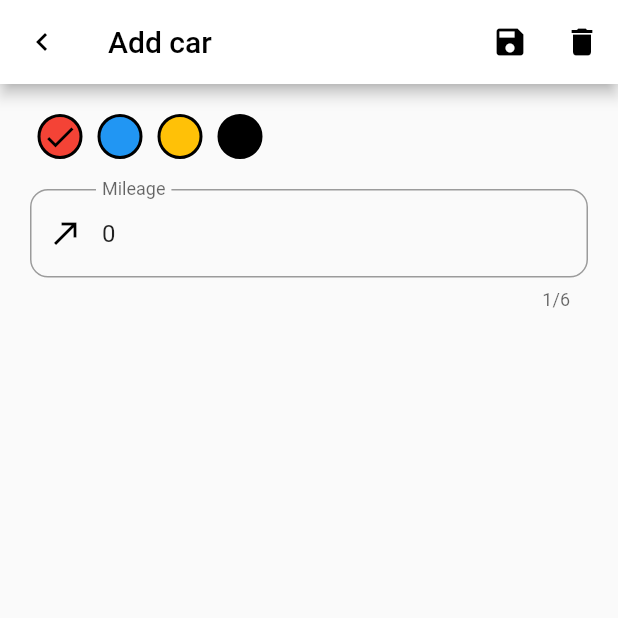
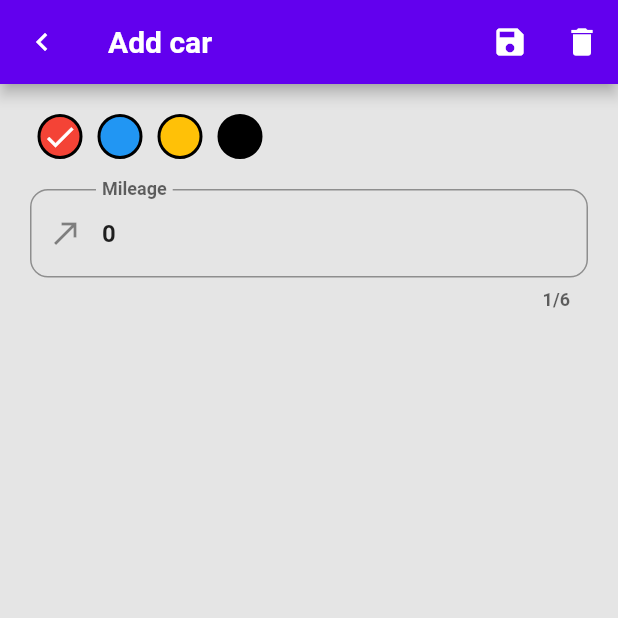
Before and after one commit to Kanikk/FlutterCarsApp, a Flutter app: the screen it shows after launch, after a tap on the "add" icon, on a phone screen of 412 x 824 dp, the top half of it. Run offline on Flutter 3.47's test engine with Material 2 defaults, Android fonts, the phone set to English and light mode, and no system bars; our stand-ins replace drift, shared_preferences; accounts and stored records are empty; generated files the repository leaves out were written again.

Commit message:
Dark theme

```diff
--- a/first_app/lib/main.dart
+++ b/first_app/lib/main.dart
@@ -1,9 +1,17 @@
 import 'package:first_app/database/car_database.dart';
 import 'package:first_app/screen/cars_list_page.dart';
 import 'package:flutter/material.dart';
+import 'package:flutter/services.dart';
 import 'package:provider/provider.dart';
+import 'package:first_app/theme/appThemes.dart';
 
-void main() {
+Future main() async {
+  WidgetsFlutterBinding.ensureInitialized();
+  await SystemChrome.setPreferredOrientations([
+    DeviceOrientation.portraitUp,
+    DeviceOrientation.portraitDown,
+  ]);
+
   runApp(const MyApp());
 }
 
@@ -12,13 +20,25 @@ class MyApp extends StatelessWidget {
 
   @override
   Widget build(BuildContext context) {
-    return Provider(
-      create: (context) => CarDatabase(),
-      child: const MaterialApp(
-        title: 'Cars in stock',
-        home: CarListPage(),
-        debugShowCheckedModeBanner: false,
-      ),
+    return MultiProvider(
+      providers: [
+        Provider(create: (context) => CarDatabase()),
+        ChangeNotifierProvider(
+          create: (context) => ThemeProvider(),
+        )
+      ],
+      builder: (context, _) {
+        final themeProvider = Provider.of<ThemeProvider>(context);
+        ;
+        return MaterialApp(
+          title: 'Cars in stock',
+          home: const CarListPage(),
+          debugShowCheckedModeBanner: false,
+          themeMode: themeProvider.themeMode,
+          theme: AppThemes.lightTheme,
+          darkTheme: AppThemes.darkTheme,
+        );
+      },
     );
   }
 }
--- a/first_app/lib/screen/cars_detail_page.dart
+++ b/first_app/lib/screen/cars_detail_page.dart
@@ -1,5 +1,4 @@
 import 'package:first_app/database/car_database.dart';
-import 'package:first_app/theme/appThemes.dart';
 import 'package:first_app/widgets/color_picker.dart';
 import 'package:flutter/material.dart';
 import 'package:provider/provider.dart';
@@ -60,7 +59,6 @@ class _CarDetailPageState extends State<CarDetailPage> {
                 labelText: "Mileage",
                 prefixIcon: const Icon(
                   Icons.call_made,
-                  color: Colors.black,
                 ),
                 border: OutlineInputBorder(
                   borderRadius: BorderRadius.circular(12),
@@ -76,36 +74,31 @@ class _CarDetailPageState extends State<CarDetailPage> {
 
   _getDetailAppBar() {
     return AppBar(
-      backgroundColor: contrast1,
       leading: IconButton(
           onPressed: () {
             Navigator.pop(context);
           },
-          icon: Icon(
+          icon: const Icon(
             Icons.chevron_left_outlined,
-            color: contrast2,
           )),
       title: Text(
         widget.title,
-        style: TextStyle(color: contrast2),
       ),
       actions: [
         IconButton(
           onPressed: () {
             _saveToDb();
           },
-          icon: Icon(
+          icon: const Icon(
             Icons.save,
-            color: contrast2,
           ),
         ),
         IconButton(
           onPressed: () {
             _deleteCar();
           },
-          icon: Icon(
+          icon: const Icon(
             Icons.delete,
-            color: contrast2,
           ),
         ),
       ],
--- a/first_app/lib/screen/cars_list_page.dart
+++ b/first_app/lib/screen/cars_list_page.dart
@@ -1,9 +1,9 @@
+import 'package:first_app/widgets/change_theme_button_widget.dart';
 import 'package:flutter/material.dart';
-import 'dart:math' as math;
+// import 'dart:math' as math;
 import 'package:drift/drift.dart' as dr;
 import 'package:provider/provider.dart';
 import 'package:first_app/screen/cars_detail_page.dart';
-import 'package:first_app/theme/appThemes.dart';
 import 'package:first_app/database/car_database.dart';
 import 'package:first_app/widgets/color_picker.dart';
 
@@ -22,24 +22,20 @@ class _CarListPageState extends State<CarListPage> {
     database = Provider.of<CarDatabase>(context);
     return Scaffold(
       appBar: AppBar(
-        backgroundColor: contrast1,
-        title: Text(
+        title: const Text(
           "Aplikacja samochodowa",
-          style: TextStyle(color: contrast2),
         ),
         actions: [
-          Transform.rotate(
-            angle: 35 * math.pi / 180,
-            child: IconButton(
-              onPressed: () {
-                // _changeColor();
-              },
-              icon: Icon(
-                Icons.brightness_2_rounded,
-                color: contrast2,
-              ),
-            ),
-          ),
+          ChangeThemeButtonWidget(),
+          // Transform.rotate(
+          //   angle: 35 * math.pi / 180,
+          //   child: IconButton(
+          //     onPressed: () {},
+          //     icon: const Icon(
+          //       Icons.brightness_2_rounded,
+          //     ),
+          //   ),
+          // ),
         ],
       ),
       body: FutureBuilder<List<CarData>>(
@@ -49,10 +45,9 @@ class _CarListPageState extends State<CarListPage> {
             List<CarData>? carList = snapshot.data;
             if (carList != null) {
               if (carList.isEmpty) {
-                return Center(
+                return const Center(
                     child: Text(
                   'No cars found',
-                  style: textInfoStyle,
                 ));
               } else {
                 return carListUI(carList);
@@ -61,10 +56,9 @@ class _CarListPageState extends State<CarListPage> {
           } else if (snapshot.hasError) {
             return Center(child: Text(snapshot.error.toString()));
           }
-          return Center(
+          return const Center(
               child: Text(
             'Click on add button to add new car',
-            style: textInfoStyle,
           ));
         }),
       ),
@@ -76,13 +70,11 @@ class _CarListPageState extends State<CarListPage> {
                 brand: dr.Value(''), color: dr.Value(0), mileage: dr.Value(0)),
           );
         }),
-        shape: CircleBorder(
-          side: BorderSide(color: contrast2, width: 1.2),
+        shape: const CircleBorder(
+          side: BorderSide(width: 1.2),
         ),
-        backgroundColor: contrast1,
-        child: Icon(
+        child: const Icon(
           Icons.add,
-          color: contrast2,
         ),
       ),
     );
@@ -177,19 +169,4 @@ class _CarListPageState extends State<CarListPage> {
       setState(() {});
     }
   }
-
-  _getColor(int parameter) {
-    switch (parameter) {
-      case 1:
-        return Colors.red;
-      case 2:
-        return Colors.blue;
-      case 3:
-        return Colors.amber;
-      case 4:
-        return Colors.black;
-      default:
-        return Colors.green;
-    }
-  }
 }
--- a/first_app/lib/theme/appThemes.dart
+++ b/first_app/lib/theme/appThemes.dart
@@ -1,6 +1,40 @@
 import 'package:flutter/material.dart';
+import 'package:flutter/scheduler.dart';
+import 'package:shared_preferences/shared_preferences.dart';
 
-Color contrast2 = Colors.black;
-Color contrast1 = Colors.white;
-var textInfoStyle =
-    TextStyle(fontWeight: FontWeight.bold, fontSize: 40, color: contrast2);
+class ThemeProvider extends ChangeNotifier {
+   ThemeMode themeMode = ThemeMode.system;
+
+  bool get isDarkMode {
+    if (themeMode == ThemeMode.system) {
+      final brightness = SchedulerBinding.instance!.window.platformBrightness;
+      return brightness == Brightness.dark;
+    } else {
+      return themeMode == ThemeMode.dark;
+    }
+  }
+
+  void toggleTheme(bool isOn) {
+    themeMode = isOn ? ThemeMode.dark : ThemeMode.light;
+    notifyListeners();
+  }
+}
+
+class AppThemes {
+  static final darkTheme = ThemeData(
+    fontFamily: "Roboto",
+    backgroundColor: const Color(0xFF212121),
+    scaffoldBackgroundColor: Colors.grey.shade900,
+    primaryColor: Colors.black,
+    colorScheme: const ColorScheme.dark(),
+  );
+  static final lightTheme = ThemeData(
+    fontFamily: "Roboto",
+    backgroundColor: const Color(0xFFE5E5E5),
+    scaffoldBackgroundColor: const Color(0xFFE5E5E5),
+    primaryColor: Colors.white,
+    colorScheme: const ColorScheme.light(),
+  );
+
+
+}
--- /dev/null
+++ b/first_app/lib/widgets/change_theme_button_widget.dart
@@ -0,0 +1,18 @@
+import 'package:flutter/material.dart';
+import 'package:provider/provider.dart';
+import '../theme/appThemes.dart';
+
+class ChangeThemeButtonWidget extends StatelessWidget {
+  @override
+  Widget build(BuildContext context) {
+    final themeProvider = Provider.of<ThemeProvider>(context);
+
+    return Switch.adaptive(
+      value: themeProvider.isDarkMode,
+      onChanged: (value) {
+        final provider = Provider.of<ThemeProvider>(context, listen: false);
+        provider.toggleTheme(value);
+      },
+    );
+  }
+}
--- a/first_app/lib/widgets/color_picker.dart
+++ b/first_app/lib/widgets/color_picker.dart
@@ -1,4 +1,3 @@
-import 'package:first_app/theme/appThemes.dart';
 import 'package:flutter/material.dart';
 
 List<Color> colors = const [
@@ -8,6 +7,7 @@ List<Color> colors = const [
   Colors.black,
 ];
 
+// ignore: must_be_immutable
 class ColorPicker extends StatefulWidget {
   int index;
   final Function(int) onTap;
@@ -42,13 +42,13 @@ class _ColorPickerState extends State<ColorPicker> {
                   height: 30,
                   decoration: BoxDecoration(
                       borderRadius: BorderRadius.circular(15),
-                      border: Border.all(color: contrast2, width: 2),
+                      border: Border.all(width: 2),
                       color: colors[index]),
                 ),
                 widget.index == index
                     ? Icon(
                         Icons.check,
-                        color: contrast2,
+                        color: Theme.of(context).primaryColor,
                       )
                     : Container()
               ],
```
Also changed, not shown: first_app/pubspec.yaml (+15 -12 lines), first_app/assets/fonts/Roboto-Bold.ttf (added), first_app/assets/fonts/Roboto-BoldItalic.ttf (added), first_app/pubspec.lock.
